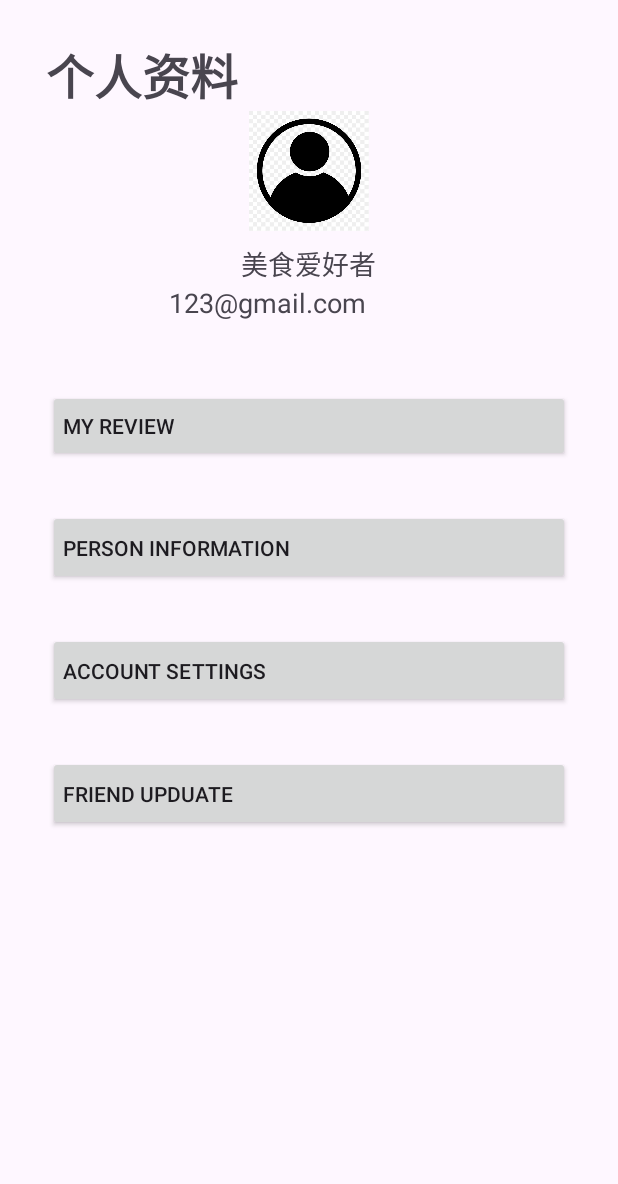
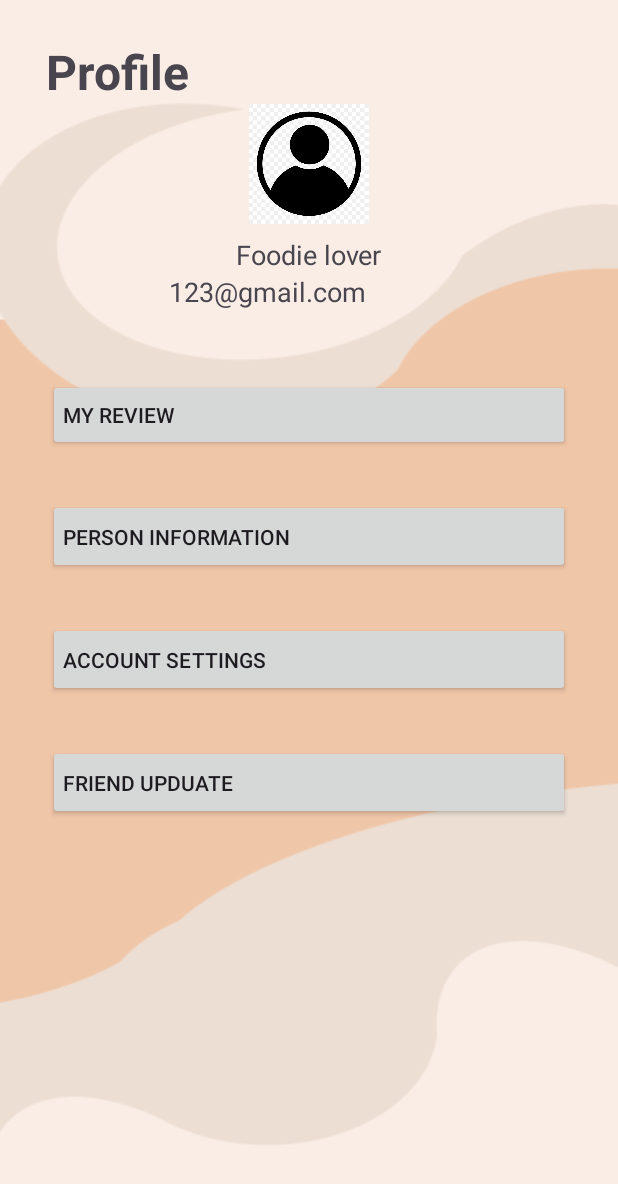
Before and after one commit to blackChan1234/FYP2, an Android app: the layout profile.xml on its own in the app's theme, with its tools: preview values and no code run, on a phone screen of 412 x 824 dp. Shown: the top 1184 px of the screen. Run offline under Robolectric (Android 15) with nearby library versions, the phone set to English and light mode, and no system bars.

```diff
--- a/app/src/main/res/layout/profile.xml
+++ b/app/src/main/res/layout/profile.xml
@@ -2,6 +2,7 @@
 <RelativeLayout xmlns:android="http://schemas.android.com/apk/res/android"
     android:layout_width="match_parent"
     android:layout_height="match_parent"
+    android:background="@drawable/background"
     android:padding="16dp">
 
     <LinearLayout
@@ -98,7 +99,6 @@
 
 
 
-
     </LinearLayout>
 
 </RelativeLayout>
--- a/app/src/main/res/values/strings.xml
+++ b/app/src/main/res/values/strings.xml
@@ -111,8 +111,8 @@
         <item>Yes</item>
         <item>No</item>
     </string-array>
-    <string name="profile_index">个人资料</string>
-    <string name="foodie_lover">美食爱好者</string>
+    <string name="profile_index">Profile</string>
+    <string name="foodie_lover">Foodie lover</string>
     <string name="profile_email">123@gmail.com</string>
     <string name="title_activity_bottomnavigation">BottomnavigationActivity</string>
     <string name="RandomMeal">Random Meal</string>
```
Also changed, not shown: 2 other files.
